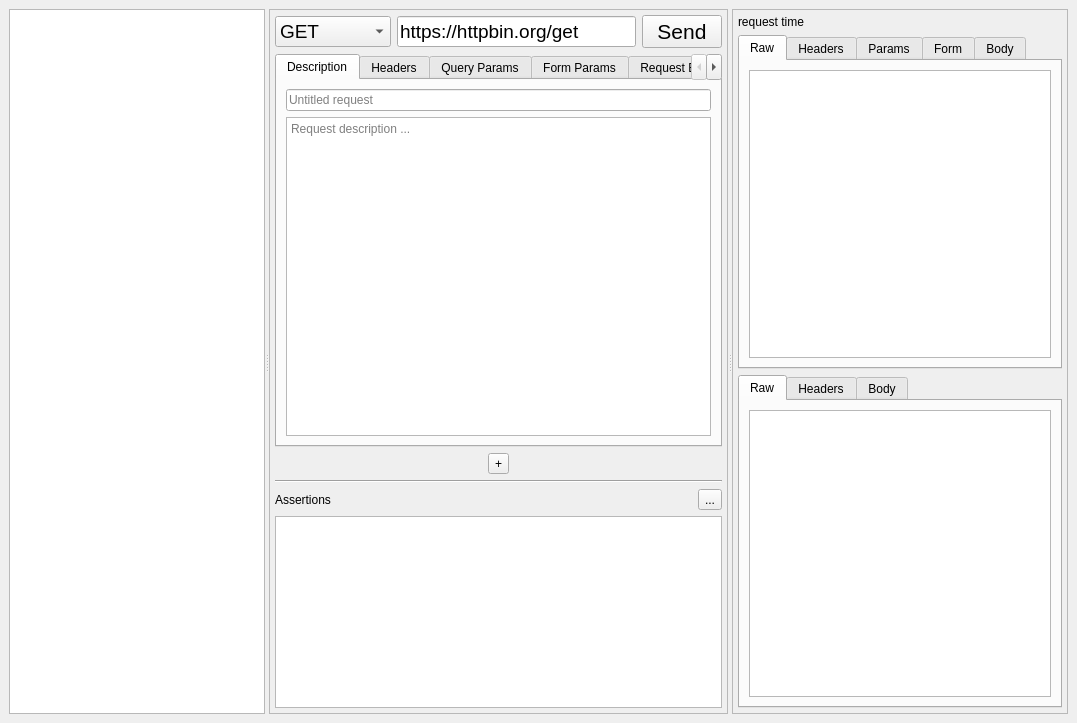
Before: the Qt Designer form resources/ui/base_window.ui in namuan/http-rider, drawn with Qt 5.
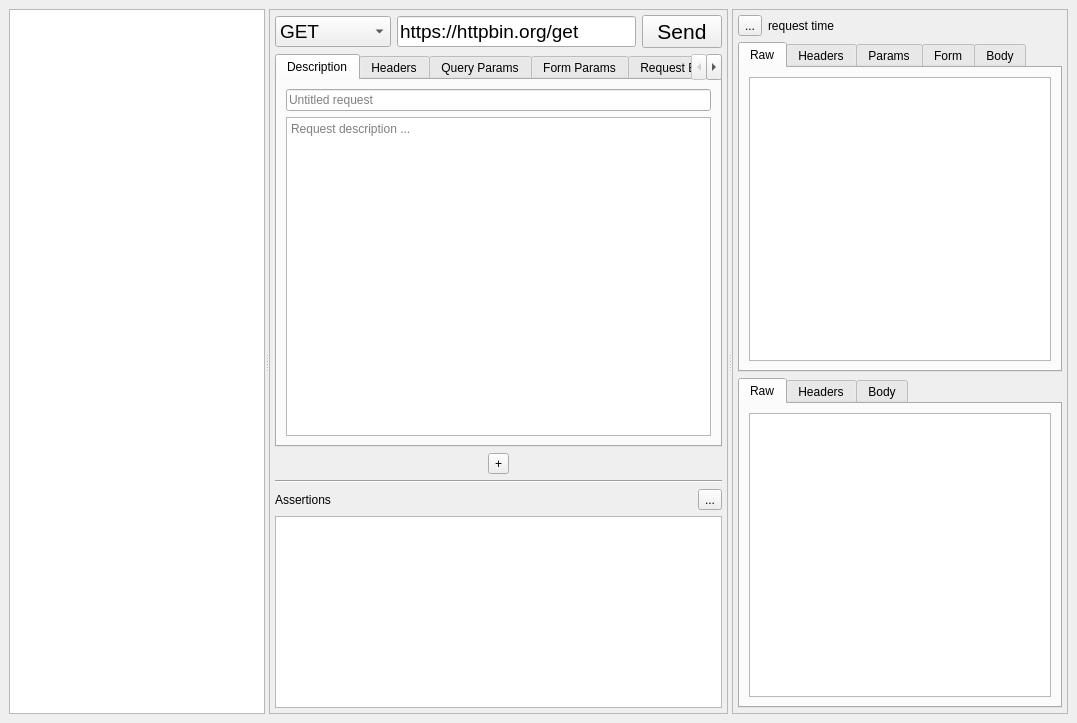
After: the same form once the commit is applied. Icons and pictures are not drawn. Custom widgets are drawn as their Qt base class.

Commit message: [Feature] Added dialog and button to share exchange

```diff
--- a/resources/ui/base_window.ui
+++ b/resources/ui/base_window.ui
@@ -362,6 +362,18 @@
           <property name="leftMargin">
            <number>0</number>
           </property>
+          <item>
+           <widget class="QToolButton" name="btn_share_preview">
+            <property name="text">
+             <string>...</string>
+            </property>
+            <property name="icon">
+             <iconset>
+              <normalon>:/images/export-48.png</normalon>
+             </iconset>
+            </property>
+           </widget>
+          </item>
           <item>
            <widget class="QLabel" name="lbl_request_time">
             <property name="text">
```
The commit also changes 10 other files.
